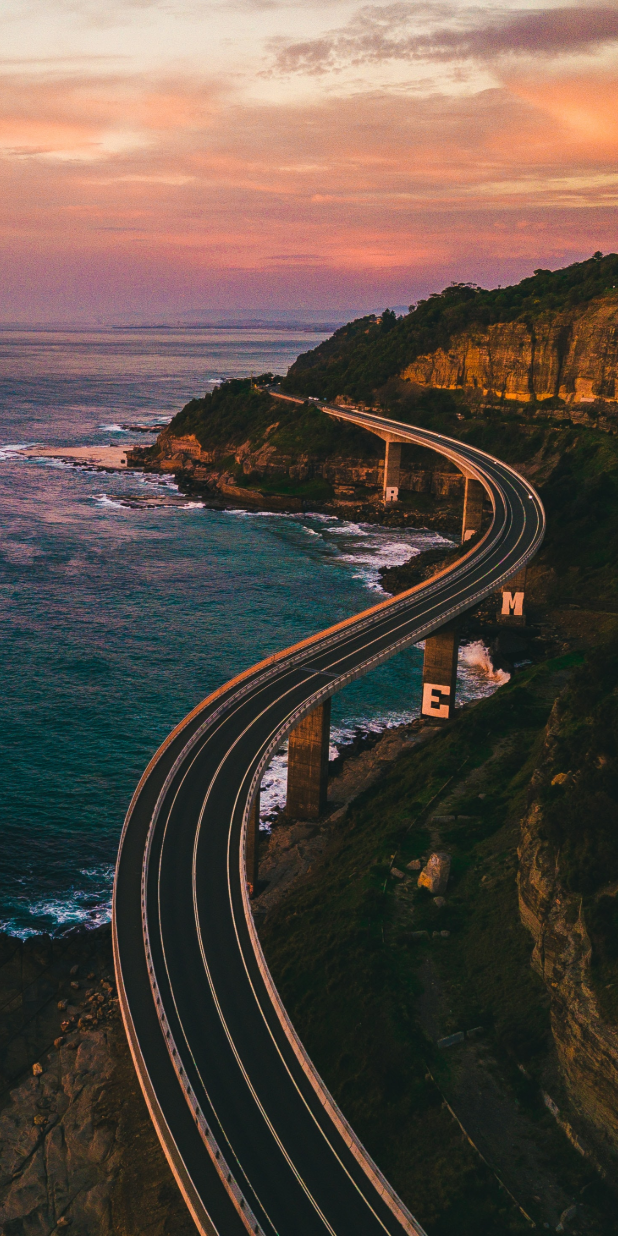
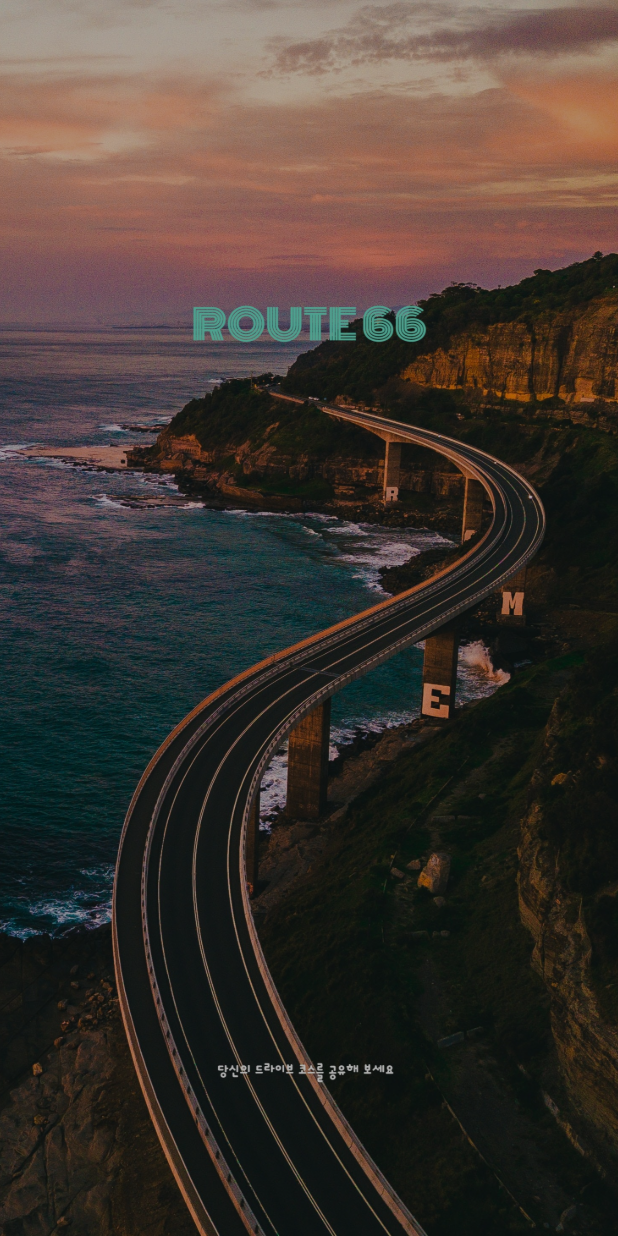
Before and after one commit to boglbbogl/flutter_drive, a Flutter app: the first screen one second after launch, on a phone screen of 412 x 824 dp. Run offline on Flutter 3.47's test engine with Material 2 defaults, Android fonts, the phone set to English and light mode, and no system bars; our stand-ins replace another_flushbar, beamer, cached_network_image, carousel_slider, cloud_firestore, firebase_auth and 10 more; missing offline and left inert: kakao_flutter_sdk; accounts and stored records are empty.

Commit message:
splash screen image add

```diff
--- a/lib/splash/splash_screen.dart
+++ b/lib/splash/splash_screen.dart
@@ -9,11 +9,11 @@ class SplashScreen extends StatelessWidget {
       return Container(
         height: constraints.maxHeight,
         width: constraints.maxWidth,
-        color: Colors.white,
+        color: Colors.black,
         child: Opacity(
-            opacity: 1,
+            opacity: 0.7,
             child: Image.asset(
-              'assets/images/background_image.jpg',
+              'assets/images/splash_image.jpg',
               fit: BoxFit.cover,
             )),
       );
```
Also changed, not shown: assets/images/splash_image.jpg (added).
